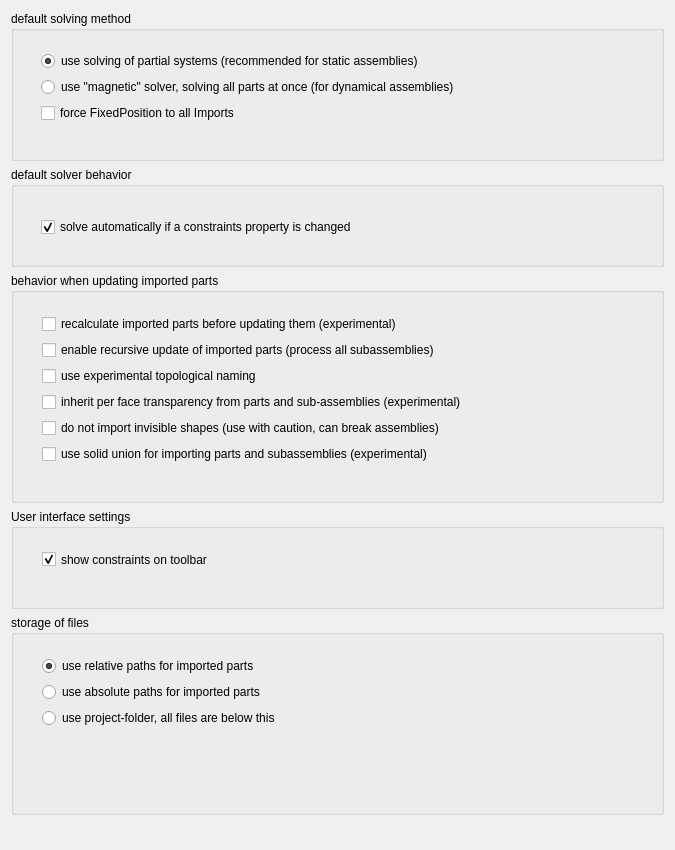
This is GuiA2p/Resources/ui/a2p_prefs.ui in kbwbe/A2plus as Qt 5 draws it before an edit. The edited form follows.
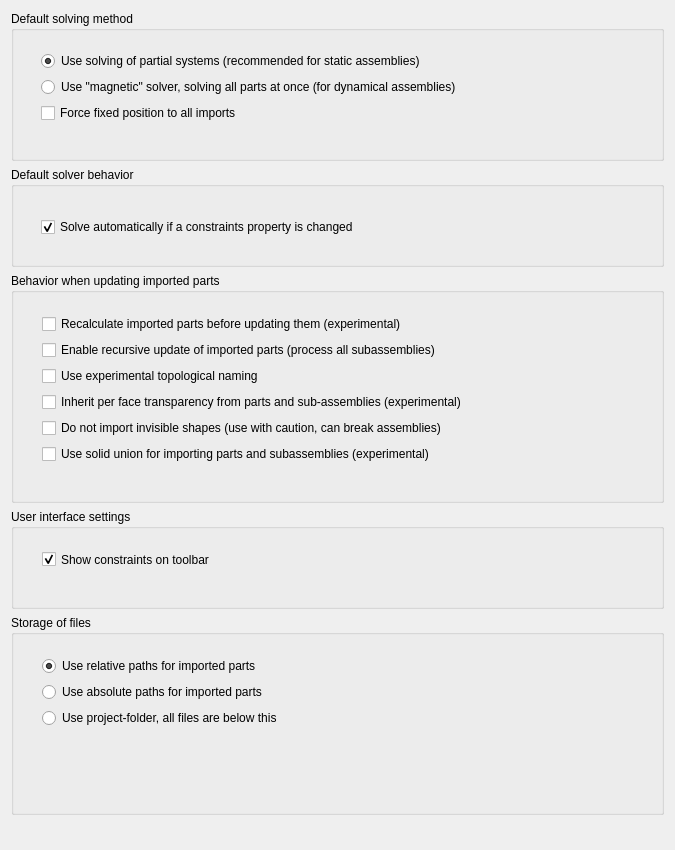
This is the edited form. Custom widgets are drawn as their Qt base class.

Patch:
```diff
--- a/GuiA2p/Resources/ui/a2p_prefs.ui
+++ b/GuiA2p/Resources/ui/a2p_prefs.ui
@@ -38,7 +38,7 @@
        <item>
         <widget class="Gui::PrefCheckBox" name="checkBox_6">
          <property name="text">
-          <string>show constraints on toolbar</string>
+          <string>Show constraints on toolbar</string>
          </property>
          <property name="checked">
           <bool>true</bool>
@@ -77,7 +77,7 @@
       </size>
      </property>
      <property name="title">
-      <string>behavior when updating imported parts</string>
+      <string>Behavior when updating imported parts</string>
      </property>
      <widget class="QWidget" name="verticalLayoutWidget_3">
       <property name="geometry">
@@ -92,7 +92,7 @@
        <item>
         <widget class="Gui::PrefCheckBox" name="checkBox_4">
          <property name="text">
-          <string>recalculate imported parts before updating them (experimental)</string>
+          <string>Recalculate imported parts before updating them (experimental)</string>
          </property>
          <property name="prefEntry" stdset="0">
           <cstring>recalculateImportedParts</cstring>
@@ -105,7 +105,7 @@
        <item>
         <widget class="Gui::PrefCheckBox" name="checkBox_5">
          <property name="text">
-          <string>enable recursive update of imported parts (process all subassemblies)</string>
+          <string>Enable recursive update of imported parts (process all subassemblies)</string>
          </property>
          <property name="prefEntry" stdset="0">
           <cstring>enableRecursiveUpdate</cstring>
@@ -118,7 +118,7 @@
        <item>
         <widget class="Gui::PrefCheckBox" name="checkBox_2">
          <property name="text">
-          <string>use experimental topological naming</string>
+          <string>Use experimental topological naming</string>
          </property>
          <property name="prefEntry" stdset="0">
           <cstring>useTopoNaming</cstring>
@@ -131,7 +131,7 @@
        <item>
         <widget class="Gui::PrefCheckBox" name="checkBox_7">
          <property name="text">
-          <string>inherit per face transparency from parts and sub-assemblies (experimental)</string>
+          <string>Inherit per face transparency from parts and sub-assemblies (experimental)</string>
          </property>
          <property name="prefEntry" stdset="0">
           <cstring>usePerFaceTransparency</cstring>
@@ -144,7 +144,7 @@
        <item>
         <widget class="Gui::PrefCheckBox" name="checkBox_8">
          <property name="text">
-          <string>do not import invisible shapes (use with caution, can break assemblies)</string>
+          <string>Do not import invisible shapes (use with caution, can break assemblies)</string>
          </property>
          <property name="prefEntry" stdset="0">
           <cstring>doNotImportInvisibleShapes</cstring>
@@ -157,7 +157,7 @@
        <item>
         <widget class="Gui::PrefCheckBox" name="checkBox_9">
          <property name="text">
-          <string>use solid union for importing parts and subassemblies (experimental)</string>
+          <string>Use solid union for importing parts and subassemblies (experimental)</string>
          </property>
          <property name="prefEntry" stdset="0">
           <cstring>useSolidUnion</cstring>
@@ -195,7 +195,7 @@
         </size>
        </property>
        <property name="title">
-        <string>default solving method</string>
+        <string>Default solving method</string>
        </property>
        <widget class="QWidget" name="verticalLayoutWidget_2">
         <property name="geometry">
@@ -210,7 +210,7 @@
          <item>
           <widget class="Gui::PrefRadioButton" name="radioButton">
            <property name="text">
-            <string>use solving of partial systems (recommended for static assemblies)</string>
+            <string>Use solving of partial systems (recommended for static assemblies)</string>
            </property>
            <property name="checked">
             <bool>true</bool>
@@ -226,7 +226,7 @@
          <item>
           <widget class="Gui::PrefRadioButton" name="radioButton_2">
            <property name="text">
-            <string>use &quot;magnetic&quot; solver, solving all parts at once (for dynamical assemblies)</string>
+            <string>Use &quot;magnetic&quot; solver, solving all parts at once (for dynamical assemblies)</string>
            </property>
            <property name="prefEntry" stdset="0">
             <cstring>useMagneticSolver</cstring>
@@ -239,7 +239,7 @@
          <item>
           <widget class="Gui::PrefCheckBox" name="checkBox_3">
            <property name="text">
-            <string>force FixedPosition to all Imports</string>
+            <string>Force fixed position to all imports</string>
            </property>
            <property name="prefEntry" stdset="0">
             <cstring>forceFixedPosition</cstring>
@@ -277,7 +277,7 @@
       </size>
      </property>
      <property name="title">
-      <string>storage of files</string>
+      <string>Storage of files</string>
      </property>
      <widget class="QWidget" name="verticalLayoutWidget_5">
       <property name="geometry">
@@ -292,7 +292,7 @@
        <item>
         <widget class="Gui::PrefRadioButton" name="radioButton_3">
          <property name="text">
-          <string>use relative paths for imported parts</string>
+          <string>Use relative paths for imported parts</string>
          </property>
          <property name="checked">
           <bool>true</bool>
@@ -308,7 +308,7 @@
        <item>
         <widget class="Gui::PrefRadioButton" name="radioButton_4">
          <property name="text">
-          <string>use absolute paths for imported parts</string>
+          <string>Use absolute paths for imported parts</string>
          </property>
          <property name="prefEntry" stdset="0">
           <cstring>useAbsolutePathes</cstring>
@@ -321,7 +321,7 @@
        <item>
         <widget class="Gui::PrefRadioButton" name="radioButton_5">
          <property name="text">
-          <string>use project-folder, all files are below this</string>
+          <string>Use project-folder, all files are below this</string>
          </property>
          <property name="prefEntry" stdset="0">
           <cstring>useProjectFolder</cstring>
@@ -376,7 +376,7 @@
       </size>
      </property>
      <property name="title">
-      <string>default solver behavior</string>
+      <string>Default solver behavior</string>
      </property>
      <widget class="QWidget" name="verticalLayoutWidget">
       <property name="geometry">
@@ -391,7 +391,7 @@
        <item>
         <widget class="Gui::PrefCheckBox" name="checkBox">
          <property name="text">
-          <string>solve automatically if a constraints property is changed</string>
+          <string>Solve automatically if a constraints property is changed</string>
          </property>
          <property name="checked">
           <bool>true</bool>
```
Left out of the diff: 7 changed lines with no effect on the pictures.
